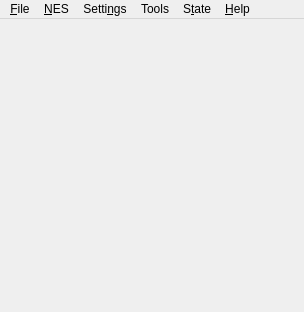
Before: the Qt Designer form src/gui/designer/application.ui in punesemu/puNES, drawn with Qt 5.
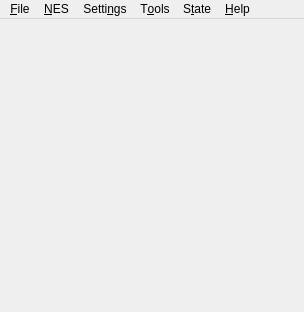
After: the same form once the commit is applied. Icons and pictures are not drawn.

```diff
--- a/src/gui/designer/application.ui
+++ b/src/gui/designer/application.ui
@@ -541,7 +541,7 @@
    </widget>
    <widget class="QMenu" name="menu_Tools">
     <property name="title">
-     <string>Tools</string>
+     <string>T&amp;ools</string>
     </property>
     <addaction name="action_Vs_System"/>
     <addaction name="action_APU_channels"/>
```
Left out of the diff: 4 changed lines with no effect on the pictures.
